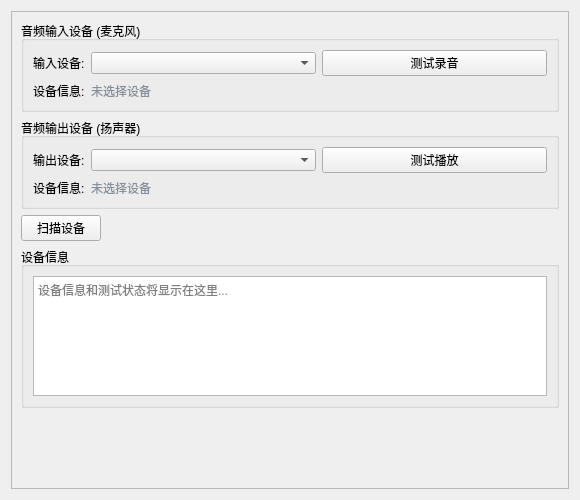
LvedByLove/Desktop-interaction, file src/views/settings/components/audio/audio_widget.ui: the form before one commit.
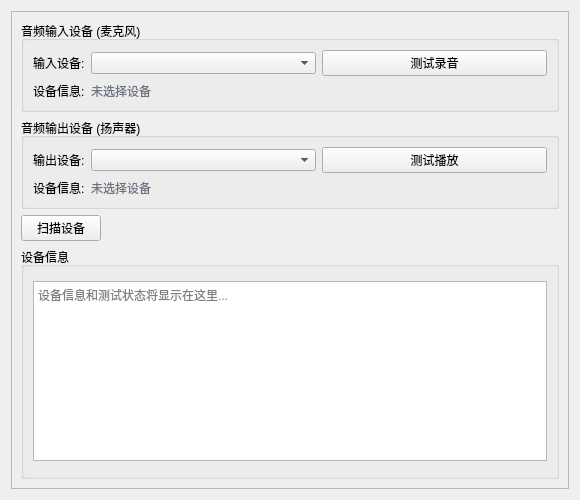
The form after the commit. Custom widgets are drawn as their Qt base class.

Diff of the .ui file:
```diff
--- a/src/views/settings/components/audio/audio_widget.ui
+++ b/src/views/settings/components/audio/audio_widget.ui
@@ -73,7 +73,7 @@
              <string>未选择设备</string>
             </property>
             <property name="styleSheet">
-             <string>color: #86909c;</string>
+             <string>color: #6b7280;</string>
             </property>
            </widget>
           </item>
@@ -124,7 +124,7 @@
              <string>未选择设备</string>
             </property>
             <property name="styleSheet">
-             <string>color: #86909c;</string>
+             <string>color: #6b7280;</string>
             </property>
            </widget>
           </item>
@@ -163,10 +163,16 @@
          <layout class="QVBoxLayout" name="status_layout">
           <item>
            <widget class="QTextEdit" name="status_text">
+            <property name="minimumSize">
+             <size>
+              <width>0</width>
+              <height>140</height>
+             </size>
+            </property>
             <property name="maximumSize">
              <size>
               <width>16777215</width>
-              <height>120</height>
+              <height>180</height>
              </size>
             </property>
             <property name="readOnly">
@@ -180,25 +186,19 @@
          </layout>
         </widget>
        </item>
-       <item>
-        <spacer name="verticalSpacer">
-         <property name="orientation">
-          <enum>Qt::Vertical</enum>
-         </property>
-         <property name="sizeHint" stdset="0">
-          <size>
-           <width>20</width>
-           <height>40</height>
-          </size>
-         </property>
-        </spacer>
-       </item>
       </layout>
      </widget>
     </widget>
    </item>
   </layout>
  </widget>
+ <customwidgets>
+  <customwidget>
+   <class>ArrowComboBox</class>
+   <extends>QComboBox</extends>
+   <header>src.views.components.arrow_combo_box</header>
+  </customwidget>
+ </customwidgets>
  <resources/>
  <connections/>
 </ui>
```
Left out of the diff: 4 changed lines with no effect on the pictures.
